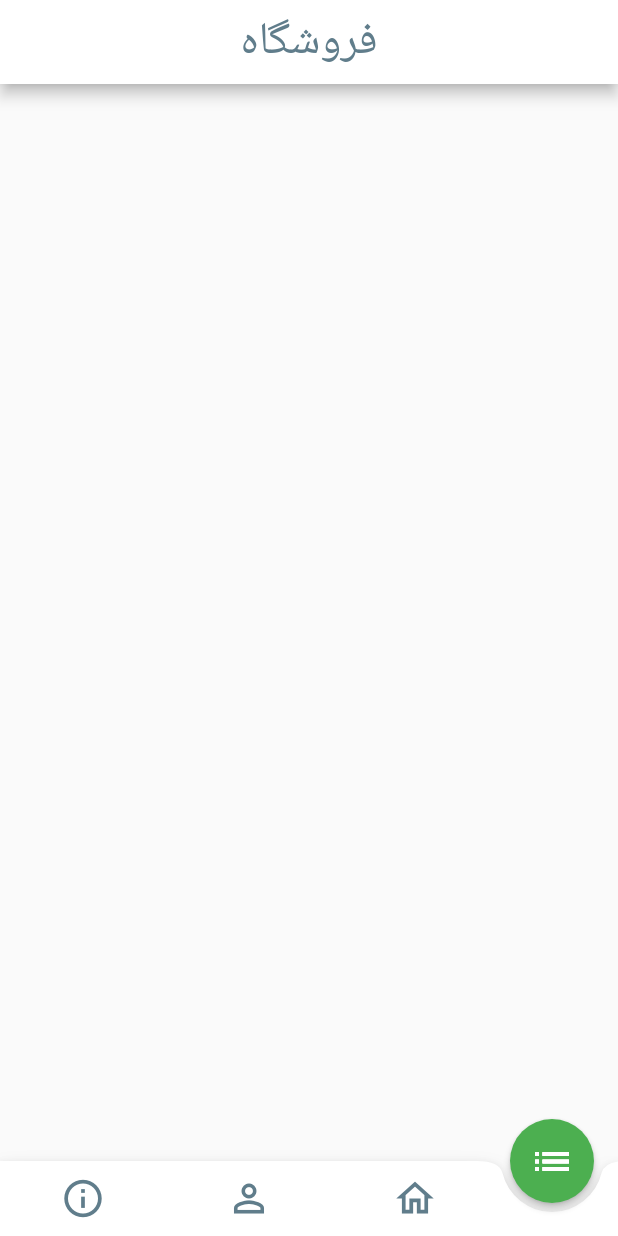
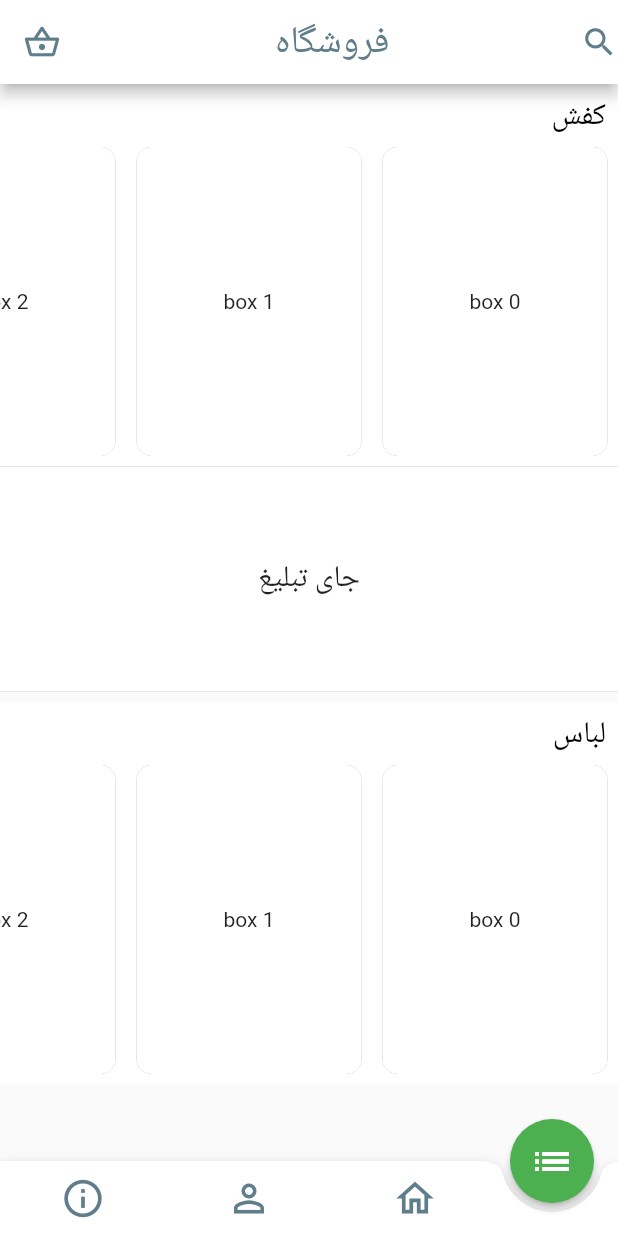
Before and after one commit to shahram1371/myshop, a Flutter app: the screen it shows after launch, on a phone screen of 412 x 824 dp. Run offline on Flutter 3.47's test engine with Material 2 defaults, Android fonts, the phone set to English and light mode, and no system bars.

Commit message:
design of home screen

```diff
--- a/lib/Shop_home.dart
+++ b/lib/Shop_home.dart
@@ -28,16 +28,23 @@ class _ShopAppState extends State<ShopApp> {
                 "فروشگاه",
                 style: TextStyle(
                   color: Colors.blueGrey,
-                fontSize: 30.0,
+                  fontSize: 25.0,
                 ),
               ),
             ),
-          // actions: [
-          //   Icon(
-          //     Icons.shopping_basket_outlined,
-          //     size: 20.0,
-          //   )
-          // ],
+            centerTitle: true,
+            leading: Icon(
+              Icons.shopping_basket_outlined,
+              size: 25.0,
+              color: Colors.blueGrey,
+            ),
+            actions: [
+              Icon(
+                Icons.search_outlined,
+                color: Colors.blueGrey,
+                size: 25.0,
+              )
+            ],
           ),
           bottomNavigationBar: BottomAppBar(
             color: Colors.white,
@@ -74,14 +81,119 @@ class _ShopAppState extends State<ShopApp> {
             shape: CircularNotchedRectangle(),
             elevation: 5.0,
           ),
-        body: Column(
+          body: SingleChildScrollView(
+            child: Column(
               children: [
-            Column(
-              children: [],
+                Container(
+                  color: Colors.white,
+                  child: Align(
+                    alignment: Alignment.centerRight,
+                    child: Padding(
+                      padding: EdgeInsets.only(
+                        top: 8.0,
+                        right: 8.0,
+                      ),
+                      child: Text(
+                        "کفش",
+                        style: TextStyle(
+                          fontSize: 20.0,
+                          color: Colors.black,
+                        ),
+                      ),
+                    ),
+                  ),
+                ),
+                Container(
+                  color: Colors.white,
+                  width: MediaQuery.of(context).size.width,
+                  height: 220.0,
+                  child: ListView.builder(
+                      scrollDirection: Axis.horizontal,
+                      reverse: true,
+                      itemCount: 10,
+                      itemBuilder: (BuildContext context, int index) {
+                        return Container(
+                          decoration: BoxDecoration(
+                            boxShadow: [
+                              BoxShadow(
+                                color: Colors.grey,
+                              )
+                            ],
+                            color: Colors.white,
+                            borderRadius: BorderRadius.circular(10.0),
+                          ),
+                          margin: EdgeInsets.all(7.0),
+                          width: 150.0,
+                          child: Center(child: Text("box $index")),
+                        );
+                      }),
+                ),
+                Container(
+                  decoration: BoxDecoration(color: Colors.white, boxShadow: [
+                    BoxShadow(
+                      color: Colors.grey,
+                    )
+                  ]),
+                  width: MediaQuery.of(context).size.width,
+                  height: 150.0,
+                  child: Center(
+                    child: Text(
+                      "جای تبلیغ",
+                      style: TextStyle(
+                          fontSize: 20.0, backgroundColor: Colors.white),
+                    ),
+                  ),
+                ),
+                Padding(
+                  padding: const EdgeInsets.only(top: 7.0),
+                  child: Container(
+                    color: Colors.white,
+                    child: Align(
+                      alignment: Alignment.centerRight,
+                      child: Padding(
+                        padding: EdgeInsets.only(
+                          top: 8.0,
+                          right: 8.0,
+                        ),
+                        child: Text(
+                          "لباس",
+                          style: TextStyle(
+                            fontSize: 20.0,
+                            color: Colors.black,
+                          ),
+                        ),
+                      ),
+                    ),
+                  ),
+                ),
+                Container(
+                  color: Colors.white,
+                  width: MediaQuery.of(context).size.width,
+                  height: 220.0,
+                  child: ListView.builder(
+                      scrollDirection: Axis.horizontal,
+                      reverse: true,
+                      itemCount: 10,
+                      itemBuilder: (BuildContext context, int index) {
+                        return Container(
+                          decoration: BoxDecoration(
+                            boxShadow: [
+                              BoxShadow(
+                                color: Colors.grey,
+                              )
+                            ],
+                            color: Colors.white,
+                            borderRadius: BorderRadius.circular(10.0),
+                          ),
+                          margin: EdgeInsets.all(7.0),
+                          width: 150.0,
+                          child: Center(child: Text("box $index")),
+                        );
+                      }),
                 ),
               ],
             ),
-      ),
+          )),
     );
   }
 }
--- a/lib/main.dart
+++ b/lib/main.dart
@@ -7,6 +7,7 @@ class MyApp extends StatelessWidget {
   @override
   Widget build(BuildContext context) {
     return MaterialApp(
+      debugShowCheckedModeBanner: false,
       home: ShopApp(),
     );
   }
```
Lines whose indentation alone changed are shown as unchanged.
